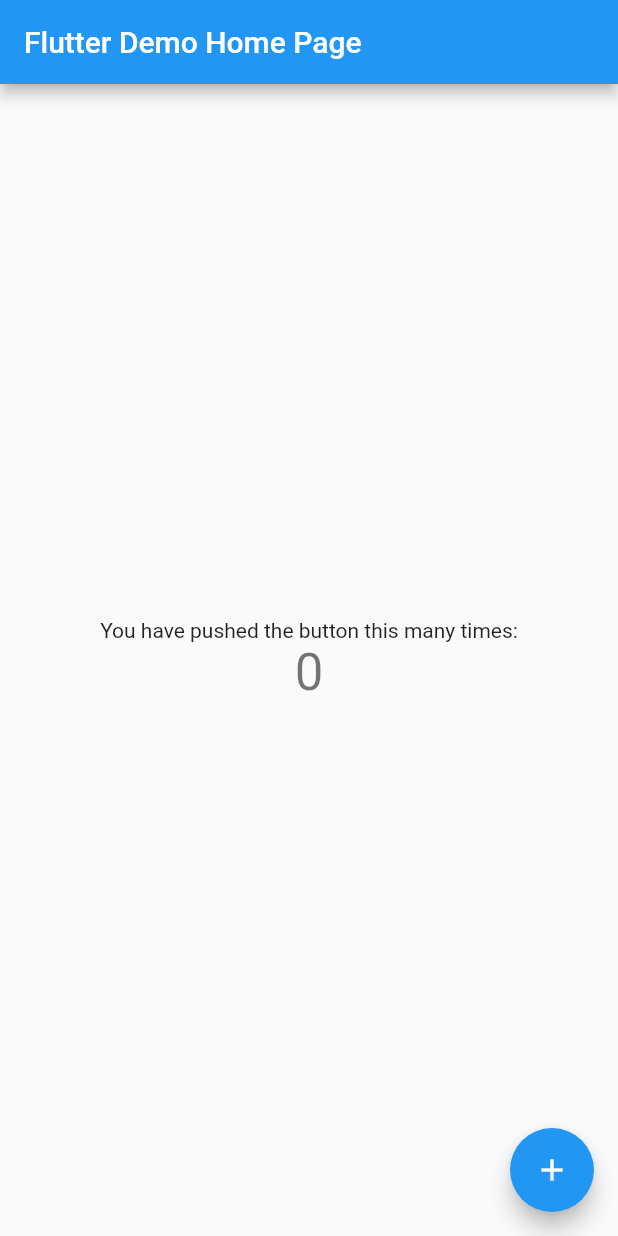
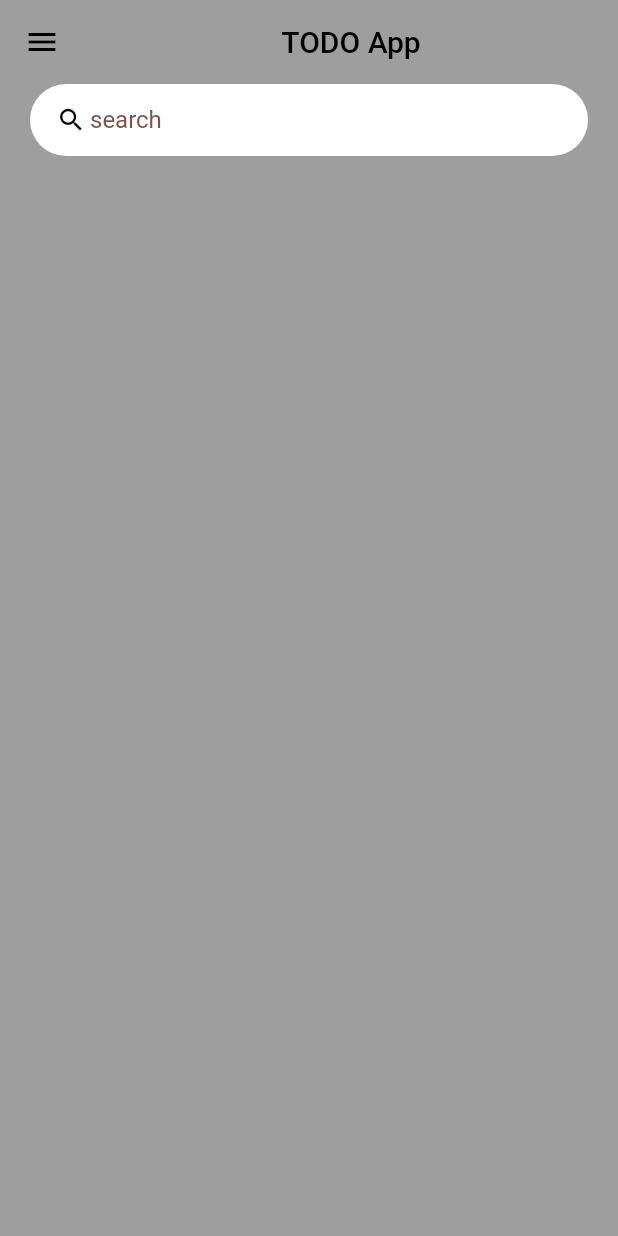
Before and after one commit to Sagarkc26/TODO-app, a Flutter app: the screen it shows after launch, on a phone screen of 412 x 824 dp. Run offline on Flutter 3.47's test engine with Material 2 defaults, Android fonts, the phone set to English and light mode, and no system bars.

Commit message:
added search bar

```diff
--- a/lib/main.dart
+++ b/lib/main.dart
@@ -1,115 +1,74 @@
+import 'dart:ui';
+
 import 'package:flutter/material.dart';
+import 'package:flutter/services.dart';
 
-void main() {
-  runApp(const MyApp());
-}
+void main() => runApp(const MyApp());
 
 class MyApp extends StatelessWidget {
   const MyApp({Key? key}) : super(key: key);
 
-  // This widget is the root of your application.
   @override
   Widget build(BuildContext context) {
+    SystemChrome.setSystemUIOverlayStyle(
+        const SystemUiOverlayStyle(statusBarColor: Colors.transparent));
     return MaterialApp(
-      title: 'Flutter Demo',
-      theme: ThemeData(
-        // This is the theme of your application.
-        //
-        // Try running your application with "flutter run". You'll see the
-        // application has a blue toolbar. Then, without quitting the app, try
-        // changing the primarySwatch below to Colors.green and then invoke
-        // "hot reload" (press "r" in the console where you ran "flutter run",
-        // or simply save your changes to "hot reload" in a Flutter IDE).
-        // Notice that the counter didn't reset back to zero; the application
-        // is not restarted.
-        primarySwatch: Colors.blue,
+        debugShowCheckedModeBanner: false,
+        title: "TODO App",
+        theme: ThemeData(primarySwatch: Colors.grey),
+        home: const HomePage());
+  }
+}
+
+class HomePage extends StatefulWidget {
+  const HomePage({Key? key}) : super(key: key);
+
+  @override
+  State<HomePage> createState() => _HomePageState();
+}
+
+class _HomePageState extends State<HomePage> {
+  @override
+  Widget build(BuildContext context) {
+    return Scaffold(
+      backgroundColor: Colors.grey,
+      appBar: AppBar(
+        elevation: 0,
+        leading: const Icon(Icons.menu),
+        title: const Center(child: Text("TODO App")),
       ),
-      home: const MyHomePage(title: 'Flutter Demo Home Page'),
+      body: Container(
+        padding: const EdgeInsets.symmetric(horizontal: 20),
+        child: Column(
+          children: [
+            Container(
+              padding: const EdgeInsets.symmetric(horizontal: 15),
+              height: 48,
+              width: MediaQuery.of(context).size.width,
+              decoration: BoxDecoration(
+                color: Colors.white,
+                borderRadius: BorderRadius.circular(25),
+              ),
+              child: const TextField(
+                decoration: InputDecoration(
+                    contentPadding: EdgeInsets.all(0),
+                    prefixIcon: Icon(
+                      Icons.search,
+                      color: Colors.black,
+                      size: 20,
+                    ),
+                    prefixIconConstraints: BoxConstraints(
+                      maxHeight: 20,
+                      minWidth: 25,
+                    ),
+                    border: InputBorder.none,
+                    hintText: 'search',
+                    hintStyle: TextStyle(color: Colors.brown)),
+              ),
+            )
+          ],
+        ),
+      ),
     );
   }
 }
-
-class MyHomePage extends StatefulWidget {
-  const MyHomePage({Key? key, required this.title}) : super(key: key);
-
-  // This widget is the home page of your application. It is stateful, meaning
-  // that it has a State object (defined below) that contains fields that affect
-  // how it looks.
-
-  // This class is the configuration for the state. It holds the values (in this
-  // case the title) provided by the parent (in this case the App widget) and
-  // used by the build method of the State. Fields in a Widget subclass are
-  // always marked "final".
-
-  final String title;
-
-  @override
-  State<MyHomePage> createState() => _MyHomePageState();
-}
-
-class _MyHomePageState extends State<MyHomePage> {
-  int _counter = 0;
-
-  void _incrementCounter() {
-    setState(() {
-      // This call to setState tells the Flutter framework that something has
-      // changed in this State, which causes it to rerun the build method below
-      // so that the display can reflect the updated values. If we changed
-      // _counter without calling setState(), then the build method would not be
-      // called again, and so nothing would appear to happen.
-      _counter++;
-    });
-  }
-
-  @override
-  Widget build(BuildContext context) {
-    // This method is rerun every time setState is called, for instance as done
-    // by the _incrementCounter method above.
-    //
-    // The Flutter framework has been optimized to make rerunning build methods
-    // fast, so that you can just rebuild anything that needs updating rather
-    // than having to individually change instances of widgets.
-    return Scaffold(
-      appBar: AppBar(
-        // Here we take the value from the MyHomePage object that was created by
-        // the App.build method, and use it to set our appbar title.
-        title: Text(widget.title),
-      ),
-      body: Center(
-        // Center is a layout widget. It takes a single child and positions it
-        // in the middle of the parent.
-        child: Column(
-          // Column is also a layout widget. It takes a list of children and
-          // arranges them vertically. By default, it sizes itself to fit its
-          // children horizontally, and tries to be as tall as its parent.
-          //
-          // Invoke "debug painting" (press "p" in the console, choose the
-          // "Toggle Debug Paint" action from the Flutter Inspector in Android
-          // Studio, or the "Toggle Debug Paint" command in Visual Studio Code)
-          // to see the wireframe for each widget.
-          //
-          // Column has various properties to control how it sizes itself and
-          // how it positions its children. Here we use mainAxisAlignment to
-          // center the children vertically; the main axis here is the vertical
-          // axis because Columns are vertical (the cross axis would be
-          // horizontal).
-          mainAxisAlignment: MainAxisAlignment.center,
-          children: <Widget>[
-            const Text(
-              'You have pushed the button this many times:',
-            ),
-            Text(
-              '$_counter',
-              style: Theme.of(context).textTheme.headline4,
-            ),
-          ],
-        ),
-      ),
-      floatingActionButton: FloatingActionButton(
-        onPressed: _incrementCounter,
-        tooltip: 'Increment',
-        child: const Icon(Icons.add),
-      ), // This trailing comma makes auto-formatting nicer for build methods.
-    );
-  }
-}
```
